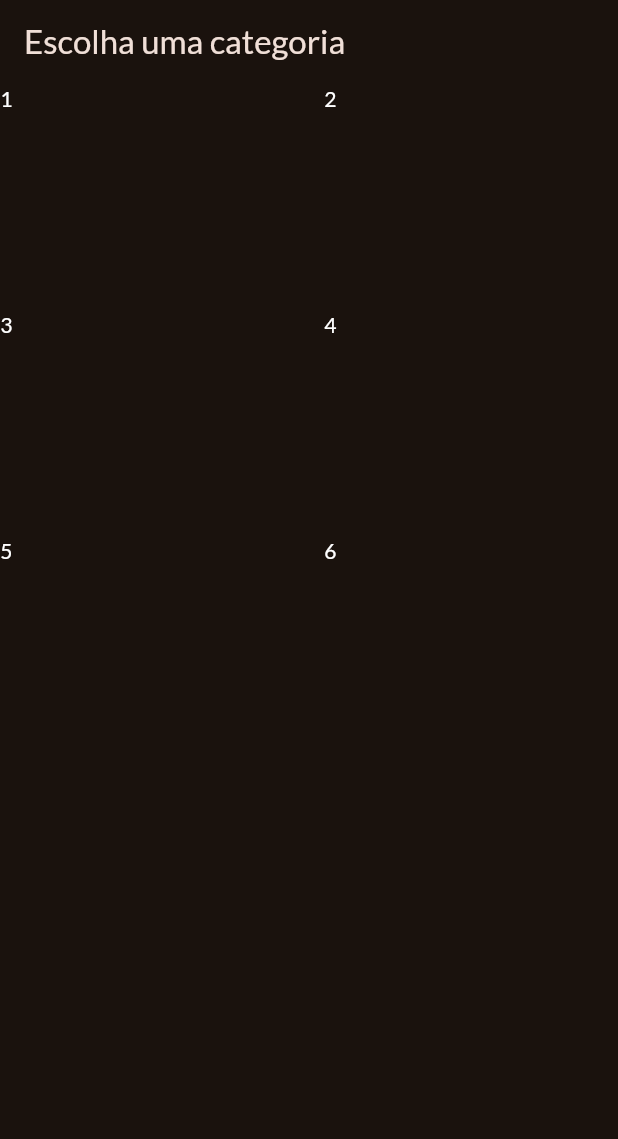
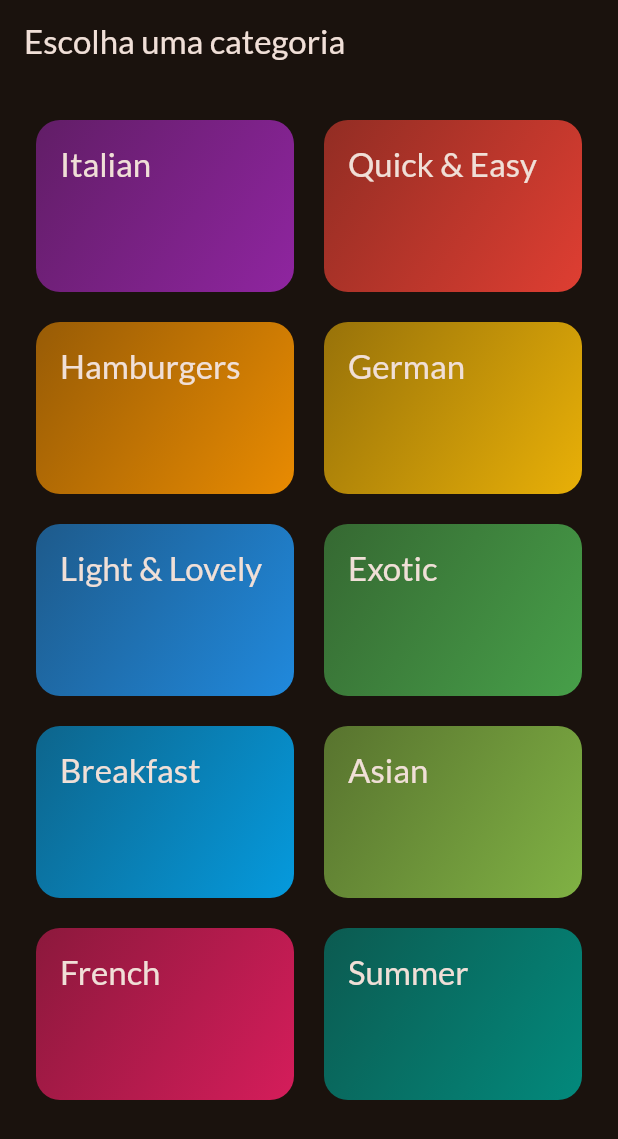
Before and after one commit to Lucasjapa/flutterStudy, a Flutter app: the screen it shows after launch, on a phone screen of 412 x 824 dp. Shown: the top 1139 px of the screen. Run offline on Flutter 3.47's test engine with Material 3 defaults, Android fonts, the phone set to English and light mode, and no system bars; our stand-ins replace google_fonts; missing offline and left inert: dart:ffi.

Commit message:
Estilizando o grid da categoria e a ação aplicada nele

```diff
--- /dev/null
+++ b/meals/lib/data/dummy_data.dart
@@ -0,0 +1,56 @@
+import 'package:flutter/material.dart';
+
+import 'package:meals/models/category.dart';
+
+const availableCategories = [
+  Category(
+    id: 'c1',
+    title: 'Italian',
+    color: Colors.purple,
+  ),
+  Category(
+    id: 'c2',
+    title: 'Quick & Easy',
+    color: Colors.red,
+  ),
+  Category(
+    id: 'c3',
+    title: 'Hamburgers',
+    color: Colors.orange,
+  ),
+  Category(
+    id: 'c4',
+    title: 'German',
+    color: Colors.amber,
+  ),
+  Category(
+    id: 'c5',
+    title: 'Light & Lovely',
+    color: Colors.blue,
+  ),
+  Category(
+    id: 'c6',
+    title: 'Exotic',
+    color: Colors.green,
+  ),
+  Category(
+    id: 'c7',
+    title: 'Breakfast',
+    color: Colors.lightBlue,
+  ),
+  Category(
+    id: 'c8',
+    title: 'Asian',
+    color: Colors.lightGreen,
+  ),
+  Category(
+    id: 'c9',
+    title: 'French',
+    color: Colors.pink,
+  ),
+  Category(
+    id: 'c10',
+    title: 'Summer',
+    color: Colors.teal,
+  ),
+];
--- a/meals/lib/main.dart
+++ b/meals/lib/main.dart
@@ -1,6 +1,6 @@
 import 'package:flutter/material.dart';
 import 'package:google_fonts/google_fonts.dart';
-import 'package:meals/categories.dart';
+import 'package:meals/screens/categories.dart';
 
 final theme = ThemeData(
   colorScheme: ColorScheme.fromSeed(
--- /dev/null
+++ b/meals/lib/models/category.dart
@@ -0,0 +1,13 @@
+import 'package:flutter/material.dart';
+
+class Category {
+  const Category({
+    required this.id,
+    required this.title,
+    this.color = Colors.orange,
+  });
+
+  final String id;
+  final String title;
+  final Color color;
+}
--- a/meals/lib/categories.dart
+++ b/meals/lib/screens/categories.dart
@@ -1,4 +1,6 @@
 import 'package:flutter/material.dart';
+import 'package:meals/data/dummy_data.dart';
+import 'package:meals/widgets/category_grid_item.dart';
 
 class CategoriesScreen extends StatelessWidget {
   const CategoriesScreen({super.key});
@@ -10,19 +12,15 @@
         title: const Text('Escolha uma categoria'),
       ),
       body: GridView(
+        padding: const EdgeInsets.all(24),
         gridDelegate: const SliverGridDelegateWithFixedCrossAxisCount(
           crossAxisCount: 2,
           childAspectRatio: 3 / 2,
           crossAxisSpacing: 20,
           mainAxisSpacing: 20,
         ),
-        children: const [
-          Text('1', style: TextStyle(color: Colors.white)),
-          Text('2', style: TextStyle(color: Colors.white)),
-          Text('3', style: TextStyle(color: Colors.white)),
-          Text('4', style: TextStyle(color: Colors.white)),
-          Text('5', style: TextStyle(color: Colors.white)),
-          Text('6', style: TextStyle(color: Colors.white)),
+        children: [
+          for (final category in availableCategories) CategoryGridItem(category)
         ],
       ),
     );
--- /dev/null
+++ b/meals/lib/widgets/category_grid_item.dart
@@ -0,0 +1,37 @@
+import 'package:flutter/material.dart';
+import 'package:meals/models/category.dart';
+
+class CategoryGridItem extends StatelessWidget {
+  const CategoryGridItem(this.category, {super.key});
+
+  final Category category;
+
+  @override
+  Widget build(BuildContext context) {
+    return InkWell(
+      onTap: () {},
+      splashColor: Theme.of(context).primaryColor,
+      borderRadius: BorderRadius.circular(16),
+      child: Container(
+        padding: const EdgeInsets.all(16),
+        decoration: BoxDecoration(
+          borderRadius: BorderRadius.circular(16),
+          gradient: LinearGradient(
+            colors: [
+              category.color.withOpacity(0.55),
+              category.color.withOpacity(0.9),
+            ],
+            begin: Alignment.topLeft,
+            end: Alignment.bottomRight,
+          ),
+        ),
+        child: Text(
+          category.title,
+          style: Theme.of(context).textTheme.titleLarge!.copyWith(
+                color: Theme.of(context).colorScheme.onBackground,
+              ),
+        ),
+      ),
+    );
+  }
+}
```
